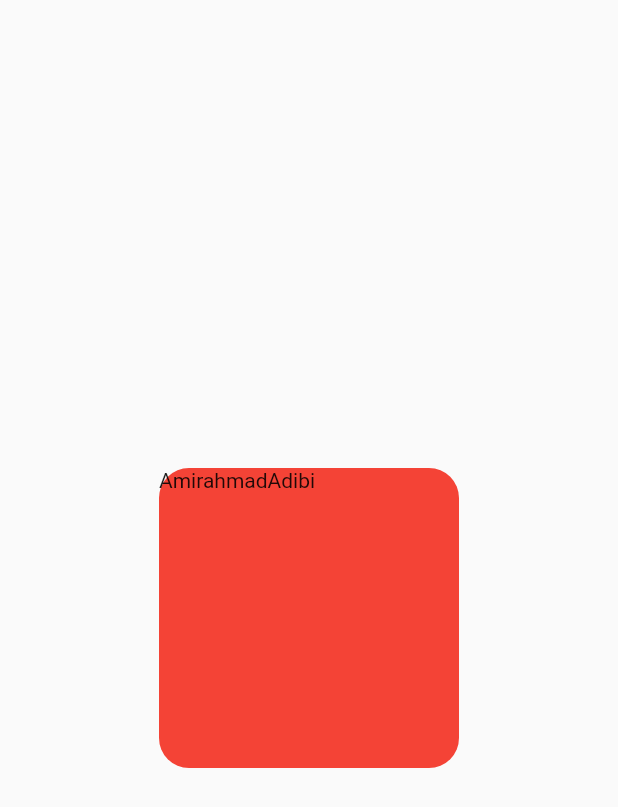
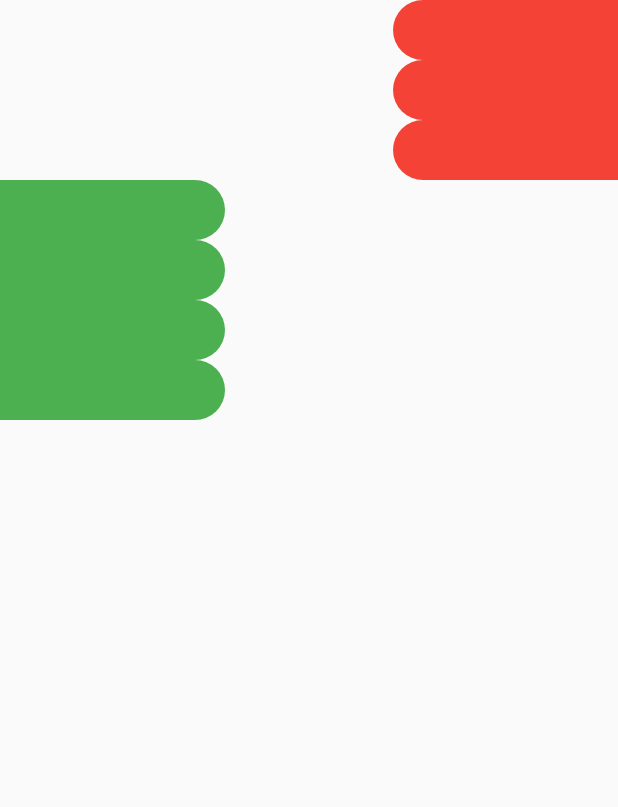
Before and after one commit to amirahmadadibi/bmi_calculator, a Flutter app: the screen it shows after launch, on a phone screen of 412 x 824 dp. Shown: the top 807 px of the screen. Run offline on Flutter 3.47's test engine with Material 2 defaults, Android fonts, the phone set to English and light mode, and no system bars.

Commit message:
week6 E12 craete class for shapes and chalnge widht in constructor

```diff
--- a/lib/main.dart
+++ b/lib/main.dart
@@ -1,5 +1,7 @@
 import 'dart:ui';
 
+import 'package:bmi_calc/widgets/background_shape_left.dart';
+import 'package:bmi_calc/widgets/background_shape_right.dart';
 import 'package:flutter/material.dart';
 
 void main() {
@@ -12,22 +14,20 @@ class Application extends StatelessWidget {
   @override
   Widget build(BuildContext context) {
     return MaterialApp(
+      debugShowCheckedModeBanner: false,
       home: Scaffold(
-        body: Center(
-          child: Container(
-            height: 200.0,
-            width: 200.0,
-            child: Text('AmirahmadAdibi'),
-            decoration: BoxDecoration(
-              borderRadius: BorderRadius.only(
-                  topLeft: Radius.circular(20),
-                  topRight: Radius.circular(20),
-                  bottomLeft: Radius.circular(20),
-                  bottomRight: Radius.circular(20)),
-              color: Colors.red,
-            ),
-          ),
-        ),
+        body: SafeArea(
+            child: Column(
+          children: [
+            RightShape(),
+            RightShape(),
+            RightShape(),
+            LeftShape(),
+            LeftShape(),
+            LeftShape(),
+            LeftShape(),
+          ],
+        )),
       ),
     );
   }
--- /dev/null
+++ b/lib/widgets/background_shape_left.dart
@@ -0,0 +1,25 @@
+import 'package:flutter/material.dart';
+
+class LeftShape extends StatelessWidget {
+  const LeftShape({Key? key}) : super(key: key);
+
+  @override
+  Widget build(BuildContext context) {
+    return Row(
+      mainAxisAlignment: MainAxisAlignment.start,
+      children: [
+        Container(
+          height: 40,
+          width: 150.0,
+          decoration: BoxDecoration(
+            borderRadius: BorderRadius.only(
+              topRight: Radius.circular(20),
+              bottomRight: Radius.circular(20),
+            ),
+            color: Colors.green,
+          ),
+        ),
+      ],
+    );
+  }
+}
--- /dev/null
+++ b/lib/widgets/background_shape_right.dart
@@ -0,0 +1,25 @@
+import 'package:flutter/material.dart';
+
+class RightShape extends StatelessWidget {
+  const RightShape({Key? key}) : super(key: key);
+
+  @override
+  Widget build(BuildContext context) {
+    return Row(
+      mainAxisAlignment: MainAxisAlignment.end,
+      children: [
+        Container(
+          height: 40,
+          width: 150.0,
+          decoration: BoxDecoration(
+            borderRadius: BorderRadius.only(
+              topLeft: Radius.circular(20),
+              bottomLeft: Radius.circular(20),
+            ),
+            color: Colors.red,
+          ),
+        ),
+      ],
+    );
+  }
+}
```
